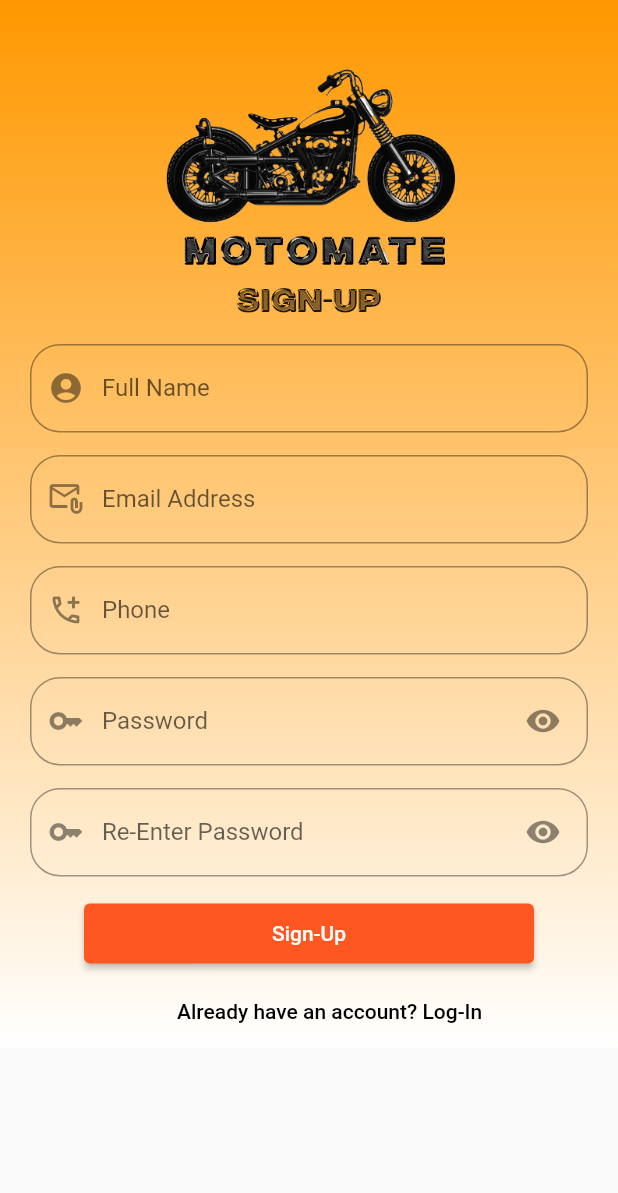
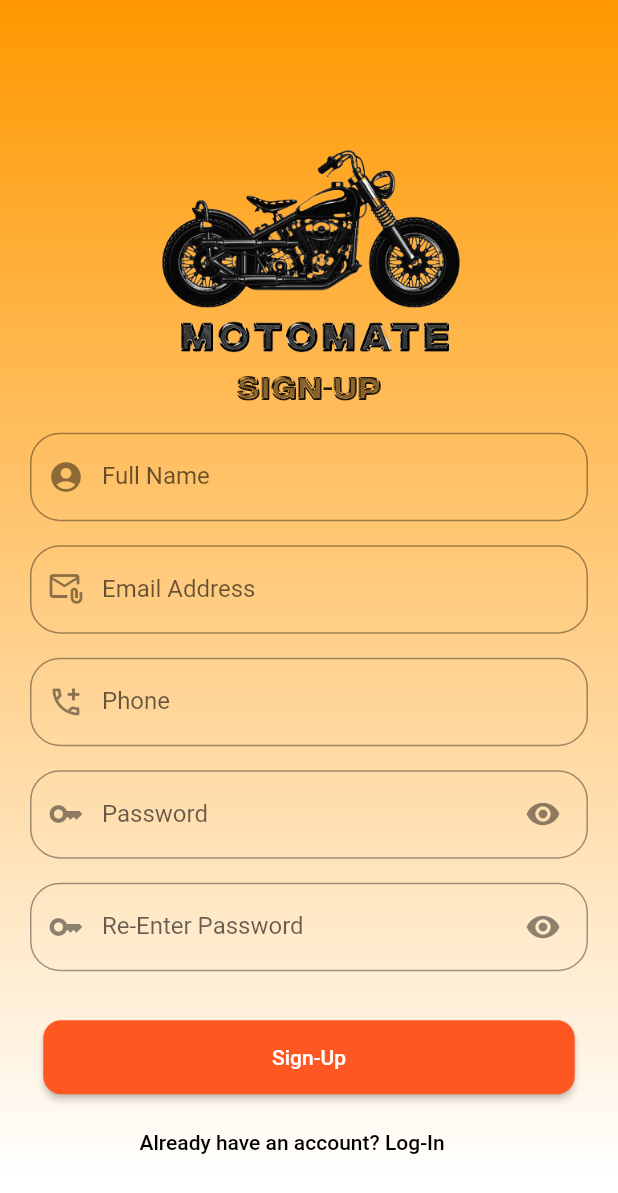
Before and after one commit to amanalis/fyp-motomate, a Flutter app: the screen it shows after launch, after a tap on "Login", after a tap on "Don't have an account? Sign-Up", on a phone screen of 412 x 824 dp. Shown: the top 1193 px of the screen. Run offline on Flutter 3.47's test engine with Material 2 defaults, Android fonts, the phone set to English and light mode, and no system bars; our stand-ins replace cloud_firestore, firebase_auth, firebase_core, fluttertoast, get, shared_preferences; missing offline and left inert: email_otp, flutter_verification_code, regexed_validator; accounts and stored records are empty.

Commit message:
Mediaquerry Done

```diff
--- a/lib/screens/dashboard.dart
+++ b/lib/screens/dashboard.dart
@@ -43,12 +43,15 @@ class _Dashboard extends State<Dashboard_Content> {
   @override
   void initState() {
     // TODO: implement initState
+
     super.initState();
     getData();
   }
 
   @override
   Widget build(BuildContext context) {
+    Size size = MediaQuery.of(context).size;
+
     return Scaffold(
       drawer: Side_Menu(name: name, email: email),
       appBar: AppBar(
@@ -60,14 +63,14 @@ class _Dashboard extends State<Dashboard_Content> {
         // ),
         title: Image.asset(
           "images/motomate.png",
-          height: 50,
+          height: size.height * 0.06,
         ),
         elevation: 0,
         backgroundColor: Colors.deepOrange,
         centerTitle: true,
         actions: [
           Container(
-            margin: EdgeInsets.only(right: 20, left: 7),
+            margin: EdgeInsets.only(right: 10, left:20),
             child: IconButton(
               onPressed: () {
 
@@ -80,7 +83,7 @@ class _Dashboard extends State<Dashboard_Content> {
       ),
       body: SingleChildScrollView(
         child: Container(
-          padding: EdgeInsets.all(30.0),
+          padding: EdgeInsets.all(12.0),
           child: Column(
             crossAxisAlignment: CrossAxisAlignment.start,
             children: [
@@ -125,7 +128,7 @@ class _Dashboard extends State<Dashboard_Content> {
                 ),
               ),
               SizedBox(
-                height: 20,
+                height: size.height * 0.02,
               ),
               Row(
                 children: [
@@ -138,11 +141,12 @@ class _Dashboard extends State<Dashboard_Content> {
                   ),
                 ],
               ),
-              SizedBox(height: 20),
+              SizedBox(height: size.height*0.03),
               PostTile(),
-              SizedBox(height: 20),
+              SizedBox(height: size.height*0.03),
               PostTile(),
-              SizedBox(height: 20),
+              PostTile(),
+              SizedBox(height: size.height*0.03),
               PostTile(),
             ],
           ),
--- a/lib/screens/login.dart
+++ b/lib/screens/login.dart
@@ -161,7 +161,7 @@ class _CustomLoginFormState extends State<CustomLoginForm> {
             ),
           ),
           SizedBox(
-            height: size.height*0.03,
+            height: size.height*0.02,
           ),
           Container(
             child: Row(
@@ -170,12 +170,12 @@ class _CustomLoginFormState extends State<CustomLoginForm> {
                 Padding(
                   padding: const EdgeInsets.all(8.0),
                   child: SizedBox(
-                    width: size.width * 0.7,
-                    height: 45,
+                    width: size.width * 0.8,
+                    height: size.height*0.05,
                     child: ElevatedButton(
                         style: ElevatedButton.styleFrom(
                             primary: Colors.deepOrange,
-                            shape: RoundedRectangleBorder(borderRadius: BorderRadius.circular(20))),
+                            shape: RoundedRectangleBorder(borderRadius: BorderRadius.circular(12))),
                         onPressed: () async {
                           if (_formKey.currentState!.validate()) {
                             final user = (await firebaseAuth
--- a/lib/screens/signup.dart
+++ b/lib/screens/signup.dart
@@ -11,7 +11,7 @@ class SignUp extends StatelessWidget {
   @override
   Widget build(BuildContext context) {
     return Scaffold(
-
+      backgroundColor: Colors.white,
       body: SingleChildScrollView(
           child: Container(
         decoration: const BoxDecoration(
@@ -52,18 +52,19 @@ class _CustomSignUpFormState extends State<CustomSignUpForm> {
   @override
   Widget build(BuildContext context) {
     // TODO: implement build
+    Size size = MediaQuery.of(context).size;
     return Form(
         key: _formKey,
         child: Column(
           crossAxisAlignment: CrossAxisAlignment.start,
           children: [
-            const SizedBox(
-              height: 45,
+             SizedBox(
+              height: size.height * 0.12,
             ),
             Center(
               child: Image.asset(
                 "images/motomate.png",
-                width: 200,
+                width: size.width * 0.5
                 // height: 220,
               ),
             ),
@@ -78,7 +79,7 @@ class _CustomSignUpFormState extends State<CustomSignUpForm> {
               ),
             ),
             Padding(
-              padding: const EdgeInsets.fromLTRB(20.0, 15.0, 20.0, 0.0),
+              padding: const EdgeInsets.fromLTRB(20.0, 16.0, 20.0, 0.0),
               child: TextFormField(
                 controller: nameController,
                 decoration: InputDecoration(
@@ -98,7 +99,7 @@ class _CustomSignUpFormState extends State<CustomSignUpForm> {
               ),
             ),
             Padding(
-              padding: const EdgeInsets.fromLTRB(20.0, 15.0, 20.0, 0.0),
+              padding: const EdgeInsets.fromLTRB(20.0, 16.0, 20.0, 0.0),
               child: TextFormField(
                 controller: emailController,
                 decoration: InputDecoration(
@@ -117,7 +118,7 @@ class _CustomSignUpFormState extends State<CustomSignUpForm> {
               ),
             ),
             Padding(
-              padding: const EdgeInsets.fromLTRB(20.0, 15.0, 20.0, 0.0),
+              padding: const EdgeInsets.fromLTRB(20.0, 16.0, 20.0, 0.0),
               child: TextFormField(
                 controller: phoneController,
                 decoration: InputDecoration(
@@ -138,7 +139,7 @@ class _CustomSignUpFormState extends State<CustomSignUpForm> {
               ),
             ),
             Padding(
-              padding: const EdgeInsets.fromLTRB(20.0, 15.0, 20.0, 0.0),
+              padding: const EdgeInsets.fromLTRB(20.0, 16.0, 20.0, 0.0),
               child: TextFormField(
                   controller: passwordController,
                   obscureText: _isObscured,
@@ -172,7 +173,7 @@ class _CustomSignUpFormState extends State<CustomSignUpForm> {
                   }),
             ),
             Padding(
-              padding: const EdgeInsets.fromLTRB(20.0, 15.0, 20.0, 0.0),
+              padding: const EdgeInsets.fromLTRB(20.0, 16.0, 20.0, 0.0),
               child: TextFormField(
                   obscureText: _isObscured,
                   controller: confirmPasswordController,
@@ -203,8 +204,8 @@ class _CustomSignUpFormState extends State<CustomSignUpForm> {
                     return null;
                   }),
             ),
-            const SizedBox(
-              height: 10,
+             SizedBox(
+              height: size.height * 0.03,
             ),
             Container(
               child: Row(
@@ -213,11 +214,14 @@ class _CustomSignUpFormState extends State<CustomSignUpForm> {
                   Padding(
                     padding: const EdgeInsets.all(8.0),
                     child: SizedBox(
-                      width: 300,
-                      height: 40,
+                      width: size.width * 0.86,
+                      height: size.height * 0.06,
                       child: ElevatedButton(
                           style: ElevatedButton.styleFrom(
-                              primary: Colors.deepOrange),
+                              primary: Colors.deepOrange,
+                            shape: RoundedRectangleBorder(borderRadius: BorderRadius.circular(12))
+                          ),
+
                           onPressed: () async {
                             if (_formKey.currentState!.validate()) {
                               // SignUpController.instance.registerUser(controller.email.text.trim(), controller.password.text.trim(),context);
@@ -264,14 +268,14 @@ class _CustomSignUpFormState extends State<CustomSignUpForm> {
               ),
             ),
             Padding(
-              padding: const EdgeInsets.fromLTRB(40.0, 0.0, 0.0, 0.0),
+              padding: const EdgeInsets.fromLTRB(35.0, 0.0, 0.0, 0.0),
               child: TextButton(
                 onPressed: () {
                   Navigator.push(context,
                       MaterialPageRoute(builder: (context) => Login()));
                 },
                 child: Padding(
-                  padding: const EdgeInsets.fromLTRB(70.0, 0.0, 0.0, 0.0),
+                  padding: const EdgeInsets.fromLTRB(50.0, 0.0, 0.0, 0.0),
                   child: const Text(
                     "Already have an account? Log-In",
                     style: TextStyle(
--- a/lib/screens/splash_screen.dart
+++ b/lib/screens/splash_screen.dart
@@ -39,6 +39,7 @@ class _SplashScreenState extends State<SplashScreen>
 
   @override
   Widget build(BuildContext context) {
+    Size size = MediaQuery.of(context).size;
     return Scaffold(
       body: Container(
         width: double.infinity,
@@ -53,8 +54,8 @@ class _SplashScreenState extends State<SplashScreen>
           children: [
             Image.asset(
               "images/motomate.png",
-              width: 190,
-              height: 190,
+              width: size.width*0.65,
+              height: size.height*0.65,
             ),
           ],
         ),
```
